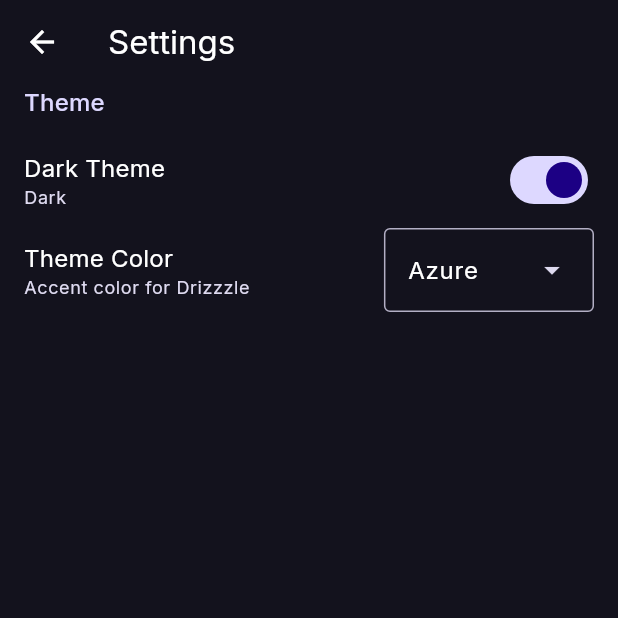
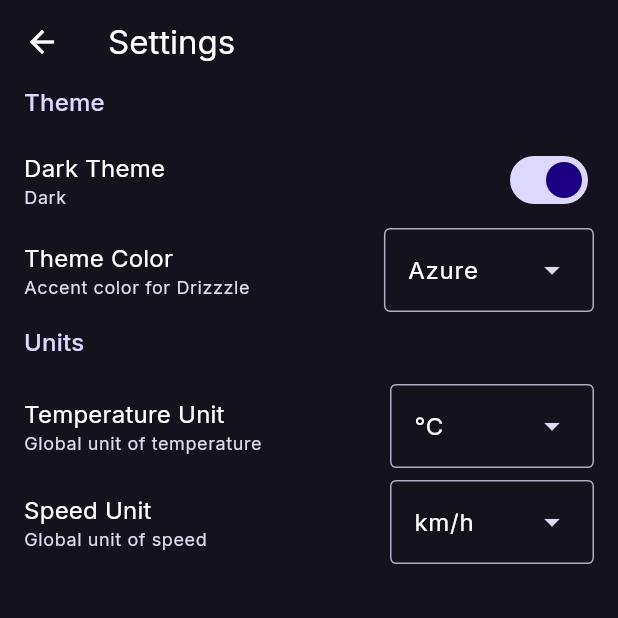
Before and after one commit to jtmcdole/drizzzle, a Flutter app: the screen it shows after launch, after a tap on the "settings" icon, on a phone screen of 412 x 824 dp, the top half of it. Run offline on Flutter 3.47's test engine with Material 3 defaults, Android fonts, the phone set to English and light mode, and no system bars; our stand-ins replace diacritic, flutter_svg, freezed_annotation, google_fonts, material_symbols_icons, shared_preferences and 1 more; accounts and stored records are empty.

Commit message:
feature(units): allow switching temperature and wind speed units
- Temperature can be displayed in Celsius or Fahrenheit
- Wind speed can be displayed in km/h or mph

```diff
--- a/lib/config/dependencies.dart
+++ b/lib/config/dependencies.dart
@@ -2,6 +2,7 @@ import 'package:drizzzle/data/repositories/api_remote/location_repository.dart';
 import 'package:drizzzle/data/repositories/api_remote/weather_repository.dart';
 import 'package:drizzzle/data/services/db_local/db_client.dart';
 import 'package:drizzzle/ui/home/view_models/home_view_model.dart';
+import 'package:drizzzle/ui/home/view_models/unit_view_model.dart';
 import 'package:drizzzle/ui/search/view_models/location_view_model.dart';
 import 'package:drizzzle/ui/search/view_models/weather_view_model.dart';
 import 'package:drizzzle/utils/resource_string.dart';
@@ -15,6 +16,17 @@ List<SingleChildWidget> providers(DbClient dbClient, SharedPreferences pref) {
       WeatherRepository(dbClient: dbClient);
   final brightness = pref.getBool(SharedPreferencesKeys.brightnessKey);
   final indx = pref.getInt(SharedPreferencesKeys.colorKey);
+
+  bool? isC = pref.getBool(SharedPreferencesKeys.temperatureUnitKey);
+  bool? isKmh = pref.getBool(SharedPreferencesKeys.windSpeedUnitKey);
+  if (isC == null) {
+    isC = true;
+    pref.setBool(SharedPreferencesKeys.temperatureUnitKey, isC);
+  }
+  if (isKmh == null) {
+    isKmh = true;
+    pref.setBool(SharedPreferencesKeys.windSpeedUnitKey, isKmh);
+  }
   return [
     ChangeNotifierProvider(create: (_) => HomeViewModel(brightness, indx)),
     ChangeNotifierProvider(
@@ -22,5 +34,7 @@ List<SingleChildWidget> providers(DbClient dbClient, SharedPreferences pref) {
             LocationViewModel(locationRepository: locationRepository)),
     ChangeNotifierProvider(
         create: (_) => WeatherViewModel(weatherRepository: weatherRepository)),
+    ChangeNotifierProvider(
+        create: (_) => UnitViewModel(isC: isC!, isKmh: isKmh!)),
   ];
 }
--- a/lib/data/repositories/api_remote/weather_repository.dart
+++ b/lib/data/repositories/api_remote/weather_repository.dart
@@ -31,9 +31,8 @@ class WeatherRepository {
         locationModel.longitude, locationModel.timezone);
     final dailyResult = await _apiClient.getDailyData(locationModel.latitude,
         locationModel.longitude, locationModel.timezone);
-    final aqResult = await _apiClient.getAirQualityData(
-        locationModel.latitude, locationModel.longitude,
-        timezone: locationModel.timezone);
+    final aqResult = await _apiClient.getAirQualityData(locationModel.latitude,
+        locationModel.longitude, locationModel.timezone);
     if (currentResult is Error<Current> ||
         hourlyResult is Error<Hourly> ||
         dailyResult is Error<Daily> ||
--- a/lib/main.dart
+++ b/lib/main.dart
@@ -16,7 +16,7 @@ Future<void> main() async {
 
   runApp(
     MultiProvider(
-      providers: providers(dbClient,pref),
+      providers: providers(dbClient, pref),
       child: const App(),
     ),
   );
--- /dev/null
+++ b/lib/ui/home/view_models/unit_view_model.dart
@@ -0,0 +1,37 @@
+import 'package:drizzzle/utils/resource_string.dart';
+import 'package:flutter/material.dart';
+import 'package:shared_preferences/shared_preferences.dart';
+
+class UnitViewModel extends ChangeNotifier {
+  late bool _isC;
+  bool get isC => _isC;
+
+  late bool _isKmh;
+  bool get isKmh => _isKmh;
+
+  UnitViewModel({required bool isC, required bool isKmh})
+      : _isC = isC,
+        _isKmh = isKmh;
+
+  Future<void> setTemperatureUnit(int index) async {
+    if (index == 0) {
+      _isC = true;
+    } else {
+      _isC = false;
+    }
+    final pref = await SharedPreferences.getInstance();
+    pref.setBool(SharedPreferencesKeys.temperatureUnitKey, _isC);
+    notifyListeners();
+  }
+
+  Future<void> setWindSpeedUnit(int index) async {
+    if (index == 0) {
+      _isKmh = true;
+    } else {
+      _isKmh = false;
+    }
+    final pref = await SharedPreferences.getInstance();
+    pref.setBool(SharedPreferencesKeys.windSpeedUnitKey, _isKmh);
+    notifyListeners();
+  }
+}
--- a/lib/ui/search/views/settings_view.dart
+++ b/lib/ui/search/views/settings_view.dart
@@ -1,12 +1,14 @@
 import 'dart:collection';
 
 import 'package:drizzzle/ui/home/view_models/home_view_model.dart';
+import 'package:drizzzle/ui/home/view_models/unit_view_model.dart';
 import 'package:drizzzle/utils/custom_system_navbar.dart';
 import 'package:flutter/material.dart';
 import 'package:provider/provider.dart';
 
 typedef ColorEntry = DropdownMenuEntry<int>;
-typedef ContrastEntry = DropdownMenuEntry<int>;
+typedef TempUnitEntry = DropdownMenuEntry<int>;
+typedef WindUnitEntry = DropdownMenuEntry<int>;
 
 enum ColorLabel {
   blue('Azure'),
@@ -23,6 +25,28 @@ enum ColorLabel {
           ColorEntry(value: color.index, label: color.label)));
 }
 
+enum TempUnitLabel {
+  celsius("\u00b0C"),
+  fahrenheit("\u00b0F");
+
+  const TempUnitLabel(this.label);
+  final String label;
+  static final List<TempUnitEntry> entries =
+      UnmodifiableListView<TempUnitEntry>(values.map(
+          (TempUnitLabel e) => TempUnitEntry(value: e.index, label: e.label)));
+}
+
+enum WindSpeedUnitLabel {
+  celsius("km/h"),
+  fahrenheit("mph");
+
+  const WindSpeedUnitLabel(this.label);
+  final String label;
+  static final List<WindUnitEntry> entries =
+      UnmodifiableListView<WindUnitEntry>(values.map((WindSpeedUnitLabel e) =>
+          WindUnitEntry(value: e.index, label: e.label)));
+}
+
 class SettingsView extends StatefulWidget {
   const SettingsView({super.key});
 
@@ -36,6 +60,7 @@ class _SettingsViewState extends State<SettingsView> {
     final colorScheme = Theme.of(context).colorScheme;
     final textTheme = Theme.of(context).textTheme;
     final homeViewModel = Provider.of<HomeViewModel>(context);
+    final unitViewModel = Provider.of<UnitViewModel>(context);
 
     final brightnessSwitch = Switch(
         value: homeViewModel.isDark,
@@ -50,6 +75,35 @@ class _SettingsViewState extends State<SettingsView> {
         Provider.of<HomeViewModel>(context, listen: false).setColor(index ?? 0);
       },
       dropdownMenuEntries: ColorLabel.entries,
+    );
+
+    final tempUnitMenu = DropdownMenu<int>(
+      initialSelection: unitViewModel.isC ? 0 : 1,
+      dropdownMenuEntries: TempUnitLabel.entries,
+      onSelected: (index) {
+        Provider.of<UnitViewModel>(context, listen: false)
+            .setTemperatureUnit(index ?? 0);
+        final message = index == 0
+            ? 'Temperature unit is set to Celsius'
+            : 'Temperature unit is set to Fahrenheit';
+        ScaffoldMessenger.of(context)
+          ..clearSnackBars()
+          ..showSnackBar(SnackBar(content: Text(message)));
+      },
+    );
+    final windUnitMenu = DropdownMenu<int>(
+      initialSelection: unitViewModel.isKmh ? 0 : 1,
+      dropdownMenuEntries: WindSpeedUnitLabel.entries,
+      onSelected: (index) {
+        Provider.of<UnitViewModel>(context, listen: false)
+            .setWindSpeedUnit(index ?? 0);
+        final message = index == 0
+            ? 'Speed unit is set to km/h'
+            : 'Speed unit is set to mph';
+        ScaffoldMessenger.of(context)
+          ..clearSnackBars()
+          ..showSnackBar(SnackBar(content: Text(message)));
+      },
     );
 
     return CustomSystemNavBar(
@@ -77,6 +131,24 @@ class _SettingsViewState extends State<SettingsView> {
                 title: 'Theme Color',
                 subtitle: 'Accent color for Drizzzle',
                 child: accentMenu,
+              ),
+              const SizedBox(height: 8),
+              Text(
+                'Units',
+                style:
+                    textTheme.titleMedium!.copyWith(color: colorScheme.primary),
+              ),
+              const SizedBox(height: 16),
+              _SettingsTile(
+                title: 'Temperature Unit',
+                subtitle: 'Global unit of temperature',
+                child: tempUnitMenu,
+              ),
+              const SizedBox(height: 8),
+              _SettingsTile(
+                title: 'Speed Unit',
+                subtitle: 'Global unit of speed',
+                child: windUnitMenu,
               ),
             ],
           ),
--- a/lib/utils/converter_functions.dart
+++ b/lib/utils/converter_functions.dart
@@ -13,6 +13,18 @@ IconData precipitationProbablityToIconData(
     default:
       return Symbols.humidity_high_rounded;
   }
+}
+
+String celsiusToFahrenheit(String tempC) {
+  final tempF = (double.parse(tempC) * 9 / 5) + 32;
+  final tempFStr = tempF.round().toString();
+  return tempFStr;
+}
+
+String kmToMile(String kmh) {
+  final speed = double.parse(kmh) * 0.621371;
+  final mph = speed.toStringAsFixed(2);
+  return mph;
 }
 
 String weatherCodeToPath(
--- a/lib/utils/resource_string.dart
+++ b/lib/utils/resource_string.dart
@@ -147,4 +147,6 @@ create table ${HourlyTable.tableName}(
 class SharedPreferencesKeys {
   static String colorKey = "color";
   static String brightnessKey = "brightness";
+  static String temperatureUnitKey = "temperature";
+  static String windSpeedUnitKey = "wind_speed";
 }
```
Also changed, not shown: lib/data/services/api_remote/api_client.dart (+5 -5 lines), lib/ui/search/views/current_view.dart (+7 -2 lines), lib/ui/search/views/daily_view.dart (+7 -2 lines), lib/ui/search/views/hourly_view.dart (+7 -1 lines), lib/ui/search/views/search_view.dart (+0 -8 lines), lib/ui/search/views/uv_index_view.dart (+8 -5 lines), lib/ui/search/views/wind_speed_view.dart (+11 -3 lines).
